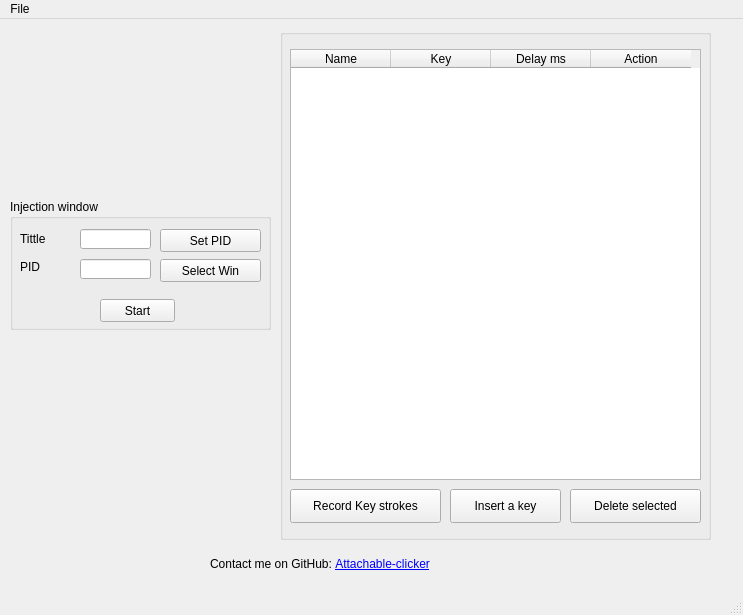
The window that gui/mainwindow.ui (Napalys/Attachable-clicker) describes before a commit, drawn with Qt 5.
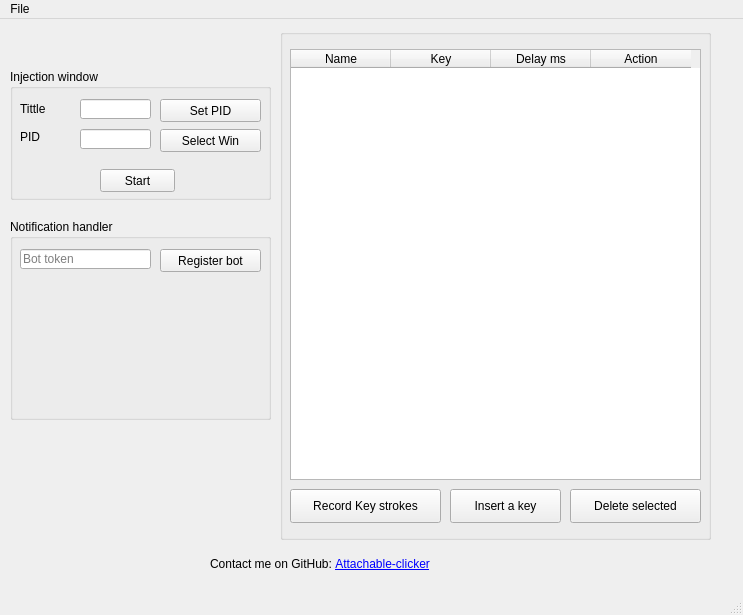
The same window after the commit.

Commit message: Added notification handler view.

Patch:
```diff
--- a/gui/mainwindow.ui
+++ b/gui/mainwindow.ui
@@ -134,7 +134,7 @@
     <property name="geometry">
      <rect>
       <x>10</x>
-      <y>180</y>
+      <y>50</y>
       <width>261</width>
       <height>131</height>
      </rect>
@@ -234,6 +234,51 @@
      </property>
     </widget>
    </widget>
+   <widget class="QGroupBox" name="notifications">
+    <property name="geometry">
+     <rect>
+      <x>10</x>
+      <y>200</y>
+      <width>261</width>
+      <height>201</height>
+     </rect>
+    </property>
+    <property name="title">
+     <string>Notification handler</string>
+    </property>
+    <widget class="QLineEdit" name="lineEdit_bot_token">
+     <property name="geometry">
+      <rect>
+       <x>10</x>
+       <y>30</y>
+       <width>131</width>
+       <height>20</height>
+      </rect>
+     </property>
+     <property name="autoFillBackground">
+      <bool>false</bool>
+     </property>
+     <property name="text">
+      <string/>
+     </property>
+     <property name="placeholderText">
+      <string>Bot token</string>
+     </property>
+    </widget>
+    <widget class="QPushButton" name="pushButton_Register_Bot">
+     <property name="geometry">
+      <rect>
+       <x>150</x>
+       <y>30</y>
+       <width>101</width>
+       <height>23</height>
+      </rect>
+     </property>
+     <property name="text">
+      <string>Register bot</string>
+     </property>
+    </widget>
+   </widget>
    <zorder>injection_windows_group</zorder>
    <zorder>routine_group</zorder>
    <zorder>label</zorder>
```
Left out of the diff: 1 changed line with no effect on the pictures. The commit also changes 2 other files.
